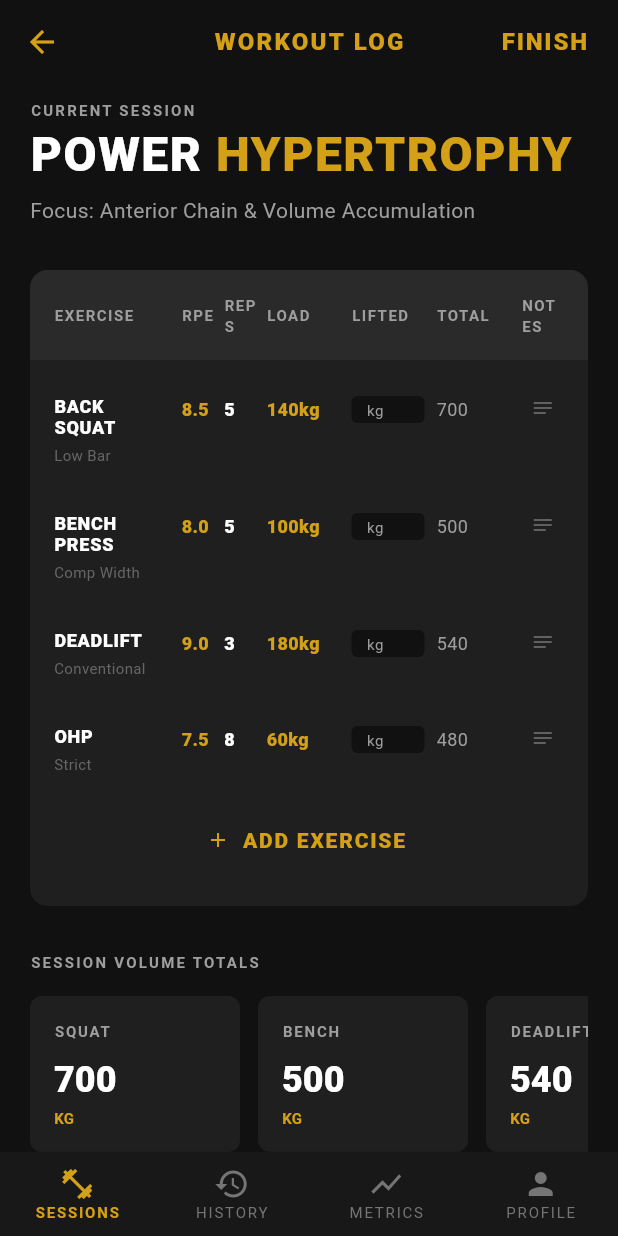
After one commit to jpimen/Karne, a Flutter app: the AthleteSignupScreen screen opened by its route, scrolled down 109 dp, after a tap on "ALREADY HAVE AN ACCOUNT? LOGIN", after a tap on "BYPASS LOGIN (DEV)", on a phone screen of 412 x 824 dp. The commit adds this screen. Run offline on Flutter 3.47's test engine with Material 3 defaults, Android fonts, the phone set to English and light mode, and no system bars; our stand-ins replace dio, image_picker, shared_preferences; accounts and stored records are empty.

Commit message:
feat(mobile): Implement Workout Log UI and fix backend connections

```diff
--- a/mobile/lib/screens/athlete_login_screen.dart
+++ b/mobile/lib/screens/athlete_login_screen.dart
@@ -5,6 +5,7 @@ import 'program_list_screen.dart';
 import 'forgot_password_screen.dart';
 import 'athlete_join_screen.dart';
 import 'athlete_signup_screen.dart';
+import 'workout_log_screen.dart';
 
 class AthleteLoginScreen extends StatefulWidget {
   const AthleteLoginScreen({super.key});
@@ -351,6 +352,25 @@ class _AthleteLoginScreenState extends State<AthleteLoginScreen> {
                   ),
                 ),
               ),
+              const SizedBox(height: 20),
+              // Bypass login
+              TextButton(
+                onPressed: () {
+                  final appProvider = Provider.of<AppProvider>(context, listen: false);
+                  appProvider.setAuthenticated(true, userName: 'Guest (Dev)');
+                  Navigator.of(context).pushReplacement(
+                    MaterialPageRoute(builder: (_) => const WorkoutLogScreen()),
+                  );
+                },
+                child: const Text(
+                  'BYPASS LOGIN (DEV)',
+                  style: TextStyle(
+                    color: Colors.grey,
+                    fontSize: 14,
+                    fontWeight: FontWeight.bold,
+                  ),
+                ),
+              ),
             ],
           ),
         ),
--- /dev/null
+++ b/mobile/lib/screens/workout_log_screen.dart
@@ -0,0 +1,546 @@
+import 'package:flutter/material.dart';
+
+class WorkoutLogScreen extends StatefulWidget {
+  const WorkoutLogScreen({super.key});
+
+  @override
+  State<WorkoutLogScreen> createState() => _WorkoutLogScreenState();
+}
+
+class _WorkoutLogScreenState extends State<WorkoutLogScreen> {
+  int _selectedIndex = 0;
+
+  // Track session volume dynamically
+  double _squatTotal = 700;
+  double _benchTotal = 500;
+  double _deadliftTotal = 540;
+
+  void _onItemTapped(int index) {
+    setState(() {
+      _selectedIndex = index;
+    });
+  }
+
+  @override
+  Widget build(BuildContext context) {
+    return Scaffold(
+      backgroundColor: const Color(0xFF111111),
+      appBar: AppBar(
+        backgroundColor: Colors.transparent,
+        elevation: 0,
+        leading: IconButton(
+          icon: const Icon(Icons.arrow_back, color: Color(0xFFD4A017)),
+          onPressed: () => Navigator.of(context).pop(),
+        ),
+        title: const Text(
+          'WORKOUT LOG',
+          style: TextStyle(
+            color: Color(0xFFD4A017),
+            fontSize: 16,
+            fontWeight: FontWeight.w900,
+            letterSpacing: 1.5,
+          ),
+        ),
+        centerTitle: true,
+        actions: [
+          TextButton(
+            onPressed: () {},
+            child: const Text(
+              'FINISH',
+              style: TextStyle(
+                color: Color(0xFFD4A017),
+                fontSize: 16,
+                fontWeight: FontWeight.w900,
+                letterSpacing: 1.2,
+              ),
+            ),
+          ),
+          const SizedBox(width: 8),
+        ],
+      ),
+      body: SingleChildScrollView(
+        child: Padding(
+          padding: const EdgeInsets.symmetric(horizontal: 20.0, vertical: 10.0),
+          child: Column(
+            crossAxisAlignment: CrossAxisAlignment.start,
+            children: [
+              // Header
+              const Text(
+                'CURRENT SESSION',
+                style: TextStyle(
+                  color: Colors.grey,
+                  fontSize: 10,
+                  fontWeight: FontWeight.bold,
+                  letterSpacing: 1.5,
+                ),
+              ),
+              const SizedBox(height: 4),
+              RichText(
+                text: const TextSpan(
+                  children: [
+                    TextSpan(
+                      text: 'POWER ',
+                      style: TextStyle(
+                        fontFamily: 'Roboto',
+                        color: Colors.white,
+                        fontSize: 32,
+                        fontWeight: FontWeight.w900,
+                        letterSpacing: 1.0,
+                      ),
+                    ),
+                    TextSpan(
+                      text: 'HYPERTROPHY',
+                      style: TextStyle(
+                        fontFamily: 'Roboto',
+                        color: Color(0xFFD4A017),
+                        fontSize: 32,
+                        fontWeight: FontWeight.w900,
+                        letterSpacing: 1.0,
+                      ),
+                    ),
+                  ],
+                ),
+              ),
+              const SizedBox(height: 8),
+              const Text(
+                'Focus: Anterior Chain & Volume Accumulation',
+                style: TextStyle(
+                  color: Colors.grey,
+                  fontSize: 14,
+                ),
+              ),
+              const SizedBox(height: 30),
+
+              // Exercises Card
+              Container(
+                decoration: BoxDecoration(
+                  color: const Color(0xFF1F1F1F),
+                  borderRadius: BorderRadius.circular(12),
+                ),
+                child: Column(
+                  children: [
+                    // Table Header
+                    Container(
+                      padding: const EdgeInsets.symmetric(horizontal: 16, vertical: 16),
+                      decoration: const BoxDecoration(
+                        color: Color(0xFF2A2A2A),
+                        borderRadius: BorderRadius.vertical(top: Radius.circular(12)),
+                      ),
+                      child: Row(
+                        children: const [
+                          Expanded(flex: 3, child: Text('EXERCISE', style: TextStyle(color: Colors.grey, fontSize: 10, fontWeight: FontWeight.bold, letterSpacing: 1.0))),
+                          Expanded(flex: 1, child: Text('RPE', style: TextStyle(color: Colors.grey, fontSize: 10, fontWeight: FontWeight.bold, letterSpacing: 1.0))),
+                          Expanded(flex: 1, child: Text('REPS', style: TextStyle(color: Colors.grey, fontSize: 10, fontWeight: FontWeight.bold, letterSpacing: 1.0))),
+                          Expanded(flex: 2, child: Text('LOAD', style: TextStyle(color: Colors.grey, fontSize: 10, fontWeight: FontWeight.bold, letterSpacing: 1.0))),
+                          Expanded(flex: 2, child: Text('LIFTED', style: TextStyle(color: Colors.grey, fontSize: 10, fontWeight: FontWeight.bold, letterSpacing: 1.0))),
+                          Expanded(flex: 2, child: Text('TOTAL', style: TextStyle(color: Colors.grey, fontSize: 10, fontWeight: FontWeight.bold, letterSpacing: 1.0))),
+                          Expanded(flex: 1, child: Text('NOTES', style: TextStyle(color: Colors.grey, fontSize: 10, fontWeight: FontWeight.bold, letterSpacing: 1.0))),
+                        ],
+                      ),
+                    ),
+                    // Table Body Rows
+                    ExerciseRow(
+                      name: 'BACK\nSQUAT', detail: 'Low Bar', rpe: '8.5', reps: '5', load: '140kg', initialTotal: '700',
+                      onTotalChanged: (val) => setState(() => _squatTotal = val),
+                    ),
+                    ExerciseRow(
+                      name: 'BENCH\nPRESS', detail: 'Comp Width', rpe: '8.0', reps: '5', load: '100kg', initialTotal: '500',
+                      onTotalChanged: (val) => setState(() => _benchTotal = val),
+                    ),
+                    ExerciseRow(
+                      name: 'DEADLIFT', detail: 'Conventional', rpe: '9.0', reps: '3', load: '180kg', initialTotal: '540',
+                      onTotalChanged: (val) => setState(() => _deadliftTotal = val),
+                    ),
+                    ExerciseRow(
+                      name: 'OHP', detail: 'Strict', rpe: '7.5', reps: '8', load: '60kg', initialTotal: '480', isLast: true,
+                      onTotalChanged: (val) {}, // No volume card for OHP
+                    ),
+
+                    // Add Button
+                    Padding(
+                      padding: const EdgeInsets.symmetric(vertical: 20),
+                      child: TextButton.icon(
+                        onPressed: () {},
+                        icon: const Icon(Icons.add, color: Color(0xFFD4A017), size: 16),
+                        label: const Text(
+                          'ADD EXERCISE',
+                          style: TextStyle(
+                            color: Color(0xFFD4A017),
+                            fontWeight: FontWeight.w900,
+                            letterSpacing: 1.2,
+                          ),
+                        ),
+                      ),
+                    ),
+                  ],
+                ),
+              ),
+
+              const SizedBox(height: 30),
+              // Session Volume Totals
+              const Text(
+                'SESSION VOLUME TOTALS',
+                style: TextStyle(
+                  color: Colors.grey,
+                  fontSize: 10,
+                  fontWeight: FontWeight.bold,
+                  letterSpacing: 1.5,
+                ),
+              ),
+              const SizedBox(height: 16),
+              SingleChildScrollView(
+                scrollDirection: Axis.horizontal,
+                child: Row(
+                  children: [
+                    _buildVolumeCard('SQUAT', _squatTotal, 'KG'),
+                    const SizedBox(width: 12),
+                    _buildVolumeCard('BENCH', _benchTotal, 'KG'),
+                    const SizedBox(width: 12),
+                    _buildVolumeCard('DEADLIFT', _deadliftTotal, 'KG'),
+                  ],
+                ),
+              ),
+
+              const SizedBox(height: 30),
+              // Intensity Trend Card
+              Container(
+                decoration: BoxDecoration(
+                  color: const Color(0xFF1F1F1F),
+                  borderRadius: BorderRadius.circular(12),
+                ),
+                child: Column(
+                  crossAxisAlignment: CrossAxisAlignment.stretch,
+                  children: [
+                    Padding(
+                      padding: const EdgeInsets.only(top: 20.0, left: 20, right: 20, bottom: 0),
+                      child: Row(
+                        mainAxisAlignment: MainAxisAlignment.spaceBetween,
+                        children: [
+                          Column(
+                            crossAxisAlignment: CrossAxisAlignment.start,
+                            children: const [
+                              Text(
+                                'INTENSITY TREND',
+                                style: TextStyle(
+                                  color: Colors.grey,
+                                  fontSize: 10,
+                                  fontWeight: FontWeight.bold,
+                                  letterSpacing: 1.2,
+                                ),
+                              ),
+                              SizedBox(height: 4),
+                              Text(
+                                '+4.2% from last week',
+                                style: TextStyle(
+                                  color: Colors.white,
+                                  fontSize: 14,
+                                ),
+                              ),
+                            ],
+                          ),
+                          const Icon(Icons.trending_up, color: Color(0xFFD4A017)),
+                        ],
+                      ),
+                    ),
+                    SizedBox(
+                      height: 100,
+                      child: ClipRRect(
+                        borderRadius: const BorderRadius.only(
+                          bottomLeft: Radius.circular(12),
+                          bottomRight: Radius.circular(12),
+                        ),
+                        child: CustomPaint(
+                          painter: ChartPainter(),
+                        ),
+                      ),
+                    ),
+                  ],
+                ),
+              ),
+              const SizedBox(height: 20),
+            ],
+          ),
+        ),
+      ),
+      bottomNavigationBar: Theme(
+        data: Theme.of(context).copyWith(
+          splashColor: Colors.transparent,
+          highlightColor: Colors.transparent,
+        ),
+        child: BottomNavigationBar(
+          backgroundColor: const Color(0xFF181818),
+          type: BottomNavigationBarType.fixed,
+          selectedItemColor: const Color(0xFFD4A017),
+          unselectedItemColor: Colors.grey[600],
+          currentIndex: _selectedIndex,
+          onTap: _onItemTapped,
+          selectedLabelStyle: const TextStyle(fontWeight: FontWeight.bold, fontSize: 10, letterSpacing: 1.2),
+          unselectedLabelStyle: const TextStyle(fontWeight: FontWeight.normal, fontSize: 10, letterSpacing: 1.2),
+          items: const [
+            BottomNavigationBarItem(icon: Icon(Icons.fitness_center, size: 24), label: 'SESSIONS'),
+            BottomNavigationBarItem(icon: Icon(Icons.history, size: 24), label: 'HISTORY'),
+            BottomNavigationBarItem(icon: Icon(Icons.show_chart, size: 24), label: 'METRICS'),
+            BottomNavigationBarItem(icon: Icon(Icons.person, size: 24), label: 'PROFILE'),
+          ],
+        ),
+      ),
+    );
+  }
+
+  Widget _buildVolumeCard(String title, double value, String unit) {
+    // Format number nicely with commas
+    final formattedValue = value == value.toInt()
+        ? value.toInt().toString().replaceAllMapped(RegExp(r'(\d{1,3})(?=(\d{3})+(?!\d))'), (Match m) => '${m[1]},')
+        : value.toString().replaceAllMapped(RegExp(r'(\d{1,3})(?=(\d{3})+\.)'), (Match m) => '${m[1]},');
+
+    return Container(
+      width: 140, // fixed width for horizontal scrolling
+      padding: const EdgeInsets.all(16),
+      decoration: BoxDecoration(
+        color: const Color(0xFF1F1F1F),
+        borderRadius: BorderRadius.circular(8),
+      ),
+      child: Column(
+        crossAxisAlignment: CrossAxisAlignment.start,
+        children: [
+          Text(
+            title,
+            style: const TextStyle(color: Colors.grey, fontSize: 10, fontWeight: FontWeight.bold, letterSpacing: 1.2),
+          ),
+          const SizedBox(height: 12),
+          RichText(
+            text: TextSpan(
+              children: [
+                TextSpan(
+                  text: formattedValue,
+                  style: const TextStyle(color: Colors.white, fontSize: 24, fontWeight: FontWeight.w900, fontFamily: 'Roboto'),
+                ),
+              ],
+            ),
+          ),
+          const SizedBox(height: 4),
+          Text(
+            unit,
+            style: const TextStyle(color: Color(0xFFD4A017), fontSize: 10, fontWeight: FontWeight.bold),
+          ),
+        ],
+      ),
+    );
+  }
+}
+
+class ChartPainter extends CustomPainter {
+  @override
+  void paint(Canvas canvas, Size size) {
+    final width = size.width;
+    final height = size.height;
+
+    final path = Path();
+    path.moveTo(0, height * 0.95);
+
+    // Draw a smooth bezier curve resembling the chart in the image
+    path.cubicTo(
+      width * 0.3, height * 0.95,
+      width * 0.6, height * 1.05,
+      width * 0.7, height * 0.5,
+    );
+    path.quadraticBezierTo(
+      width * 0.85, height * 0.15,
+      width, height * 0.25,
+    );
+
+    final linePaint = Paint()
+      ..style = PaintingStyle.stroke
+      ..strokeWidth = 3.5
+      ..color = const Color(0xFFD4A017);
+
+    // Draw Gradient Fill
+    final fillPath = Path.from(path);
+    fillPath.lineTo(width, height);
+    fillPath.lineTo(0, height);
+    fillPath.close();
+
+    final fillPaint = Paint()
+      ..shader = LinearGradient(
+        begin: Alignment.topCenter,
+        end: Alignment.bottomCenter,
+        colors: [
+          const Color(0xFFD4A017).withOpacity(0.15),
+          const Color(0xFFD4A017).withOpacity(0.0),
+        ],
+      ).createShader(Rect.fromLTRB(0, 0, width, height));
+
+    canvas.drawPath(fillPath, fillPaint);
+    canvas.drawPath(path, linePaint);
+  }
+
+  @override
+  bool shouldRepaint(covariant CustomPainter oldDelegate) => false;
+}
+
+class ExerciseRow extends StatefulWidget {
+  final String name;
+  final String detail;
+  final String rpe;
+  final String reps;
+  final String load;
+  final String initialTotal;
+  final bool isLast;
+  final Function(double) onTotalChanged;
+
+  const ExerciseRow({
+    super.key,
+    required this.name,
+    required this.detail,
+    required this.rpe,
+    required this.reps,
+    required this.load,
+    required this.initialTotal,
+    required this.onTotalChanged,
+    this.isLast = false,
+  });
+
+  @override
+  State<ExerciseRow> createState() => _ExerciseRowState();
+}
+
+class _ExerciseRowState extends State<ExerciseRow> {
+  final TextEditingController _controller = TextEditingController();
+  String _calculatedTotal = '';
+
+  @override
+  void initState() {
+    super.initState();
+    _calculatedTotal = widget.initialTotal;
+  }
+
+  @override
+  void dispose() {
+    _controller.dispose();
+    super.dispose();
+  }
+
+  void _calculateTotal(String input) {
+    if (input.trim().isEmpty) {
+      setState(() {
+        _calculatedTotal = widget.initialTotal;
+      });
+      widget.onTotalChanged(double.tryParse(widget.initialTotal) ?? 0);
+      return;
+    }
+
+    // Replace common separators with dashes
+    final normalized = input.replaceAll(RegExp(r'[,|;\s/]+'), '-');
+    final parts = normalized.split('-');
+
+    double sum = 0;
+    bool hasValidNumber = false;
+    for (var part in parts) {
+      final val = double.tryParse(part.trim());
+      if (val != null) {
+        sum += val;
+        hasValidNumber = true;
+      }
+    }
+
+    setState(() {
+      if (hasValidNumber) {
+        if (sum == sum.toInt()) {
+          _calculatedTotal = sum.toInt().toString();
+        } else {
+          _calculatedTotal = sum.toString();
+        }
+        widget.onTotalChanged(sum);
+      } else {
+        _calculatedTotal = widget.initialTotal;
+        widget.onTotalChanged(double.tryParse(widget.initialTotal) ?? 0);
+      }
+    });
+  }
+
+  @override
+  Widget build(BuildContext context) {
+    return Padding(
+      padding: EdgeInsets.only(top: 24, left: 16, right: 16, bottom: widget.isLast ? 0 : 8),
+      child: Row(
+        crossAxisAlignment: CrossAxisAlignment.start,
+        children: [
+          Expanded(
+            flex: 3,
+            child: Column(
+              crossAxisAlignment: CrossAxisAlignment.start,
+              children: [
+                Text(
+                  widget.name,
+                  style: const TextStyle(color: Colors.white, fontWeight: FontWeight.w900, fontSize: 12, height: 1.2, letterSpacing: 0.5),
+                ),
+                const SizedBox(height: 4),
+                Text(
+                  widget.detail,
+                  style: const TextStyle(color: Color(0xFF666666), fontSize: 10),
+                ),
+              ],
+            ),
+          ),
+          Expanded(
+            flex: 1,
+            child: Text(
+              widget.rpe,
+              style: const TextStyle(color: Color(0xFFD4A017), fontWeight: FontWeight.w900, fontSize: 12),
+            ),
+          ),
+          Expanded(
+            flex: 1,
+            child: Text(
+              widget.reps,
+              style: const TextStyle(color: Colors.white, fontWeight: FontWeight.w900, fontSize: 12),
+            ),
+          ),
+          Expanded(
+            flex: 2,
+            child: Text(
+              widget.load,
+              style: const TextStyle(color: Color(0xFFD4A017), fontWeight: FontWeight.w900, fontSize: 12),
+            ),
+          ),
+          Expanded(
+            flex: 2,
+            child: Container(
+              height: 24,
+              margin: const EdgeInsets.only(right: 8),
+              child: TextField(
+                controller: _controller,
+                onChanged: _calculateTotal,
+                keyboardType: TextInputType.text,
+                style: const TextStyle(color: Colors.white, fontSize: 12),
+                decoration: InputDecoration(
+                  contentPadding: const EdgeInsets.symmetric(horizontal: 6, vertical: 0),
+                  isDense: true,
+                  border: OutlineInputBorder(
+                    borderRadius: BorderRadius.circular(4),
+                    borderSide: BorderSide.none,
+                  ),
+                  filled: true,
+                  fillColor: const Color(0xFF111111),
+                  hintText: 'kg',
+                  hintStyle: const TextStyle(color: Colors.grey, fontSize: 10),
+                ),
+              ),
+            ),
+          ),
+          Expanded(
+            flex: 2,
+            child: Text(
+              _calculatedTotal,
+              style: const TextStyle(color: Colors.grey, fontSize: 12),
+            ),
+          ),
+          Expanded(
+            flex: 1,
+            child: Icon(Icons.notes, color: Colors.grey[700], size: 16),
+          ),
+        ],
+      ),
+    );
+  }
+}
--- a/mobile/lib/services/api_service.dart
+++ b/mobile/lib/services/api_service.dart
@@ -86,7 +86,10 @@ class ApiService {
   Future<List<TrainingProgram>> getPrograms() async {
     try {
       final response = await _dio.get('/programs/');
-      final List<dynamic> data = response.data;
+      final dynamic responseData = response.data;
+      final List<dynamic> data = responseData is Map<String, dynamic> && responseData.containsKey('results')
+          ? responseData['results'] as List<dynamic>
+          : responseData as List<dynamic>;
       return data.map((json) => TrainingProgram.fromJson(json)).toList();
     } catch (e) {
       throw Exception('Failed to load programs: $e');
@@ -126,7 +129,10 @@ class ApiService {
   Future<List<Exercise>> getExercises() async {
     try {
       final response = await _dio.get('/exercises/');
-      final List<dynamic> data = response.data;
+      final dynamic responseData = response.data;
+      final List<dynamic> data = responseData is Map<String, dynamic> && responseData.containsKey('results')
+          ? responseData['results'] as List<dynamic>
+          : responseData as List<dynamic>;
       return data.map((json) => Exercise.fromJson(json)).toList();
     } catch (e) {
       throw Exception('Failed to load exercises: $e');
```
Also changed, not shown: 1 other file.
